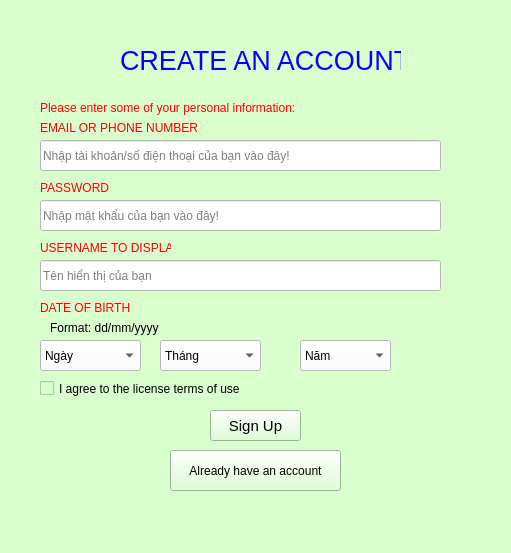
GreenSystemDuy08/TL-C4K-PTI01, file PTI/SPCK/GUI/dangky.ui: the form before one commit.
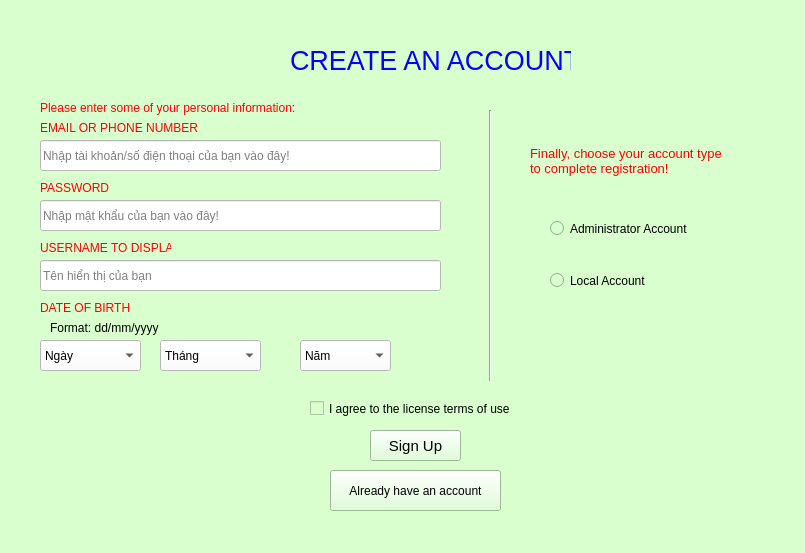
The form after the commit.

Patch:
```diff
--- a/PTI/SPCK/GUI/dangky.ui
+++ b/PTI/SPCK/GUI/dangky.ui
@@ -6,7 +6,7 @@
    <rect>
     <x>0</x>
     <y>0</y>
-    <width>511</width>
+    <width>805</width>
     <height>553</height>
    </rect>
   </property>
@@ -20,7 +20,7 @@
    <widget class="QLabel" name="label">
     <property name="geometry">
      <rect>
-      <x>120</x>
+      <x>290</x>
       <y>0</y>
       <width>281</width>
       <height>121</height>
@@ -963,8 +963,8 @@
    <widget class="QCheckBox" name="chb_agree">
     <property name="geometry">
      <rect>
-      <x>40</x>
-      <y>380</y>
+      <x>310</x>
+      <y>400</y>
       <width>251</width>
       <height>17</height>
      </rect>
@@ -981,8 +981,8 @@
    <widget class="QPushButton" name="bt_signup">
     <property name="geometry">
      <rect>
-      <x>210</x>
-      <y>410</y>
+      <x>370</x>
+      <y>430</y>
       <width>91</width>
       <height>31</height>
      </rect>
@@ -1020,8 +1020,8 @@
    <widget class="QPushButton" name="bt_already">
     <property name="geometry">
      <rect>
-      <x>170</x>
-      <y>450</y>
+      <x>330</x>
+      <y>470</y>
       <width>171</width>
       <height>41</height>
      </rect>
@@ -1035,6 +1035,77 @@
      <string>Already have an account</string>
     </property>
    </widget>
+   <widget class="Line" name="line">
+    <property name="geometry">
+     <rect>
+      <x>480</x>
+      <y>110</y>
+      <width>20</width>
+      <height>271</height>
+     </rect>
+    </property>
+    <property name="orientation">
+     <enum>Qt::Vertical</enum>
+    </property>
+   </widget>
+   <widget class="QLabel" name="label_2">
+    <property name="geometry">
+     <rect>
+      <x>530</x>
+      <y>140</y>
+      <width>241</width>
+      <height>41</height>
+     </rect>
+    </property>
+    <property name="font">
+     <font>
+      <pointsize>10</pointsize>
+     </font>
+    </property>
+    <property name="styleSheet">
+     <string notr="true">color: rgb(255, 0, 4);</string>
+    </property>
+    <property name="text">
+     <string>Finally, choose your account type
+to complete registration!</string>
+    </property>
+   </widget>
+   <widget class="QRadioButton" name="rb_admin">
+    <property name="geometry">
+     <rect>
+      <x>550</x>
+      <y>220</y>
+      <width>151</width>
+      <height>17</height>
+     </rect>
+    </property>
+    <property name="font">
+     <font>
+      <pointsize>9</pointsize>
+     </font>
+    </property>
+    <property name="text">
+     <string>Administrator Account</string>
+    </property>
+   </widget>
+   <widget class="QRadioButton" name="rb_local">
+    <property name="geometry">
+     <rect>
+      <x>550</x>
+      <y>260</y>
+      <width>121</width>
+      <height>41</height>
+     </rect>
+    </property>
+    <property name="font">
+     <font>
+      <pointsize>9</pointsize>
+     </font>
+    </property>
+    <property name="text">
+     <string>Local Account</string>
+    </property>
+   </widget>
   </widget>
   <widget class="QStatusBar" name="statusbar"/>
   <widget class="QMenuBar" name="menubar">
```
Left out of the diff: 2 changed lines with no effect on the pictures.
